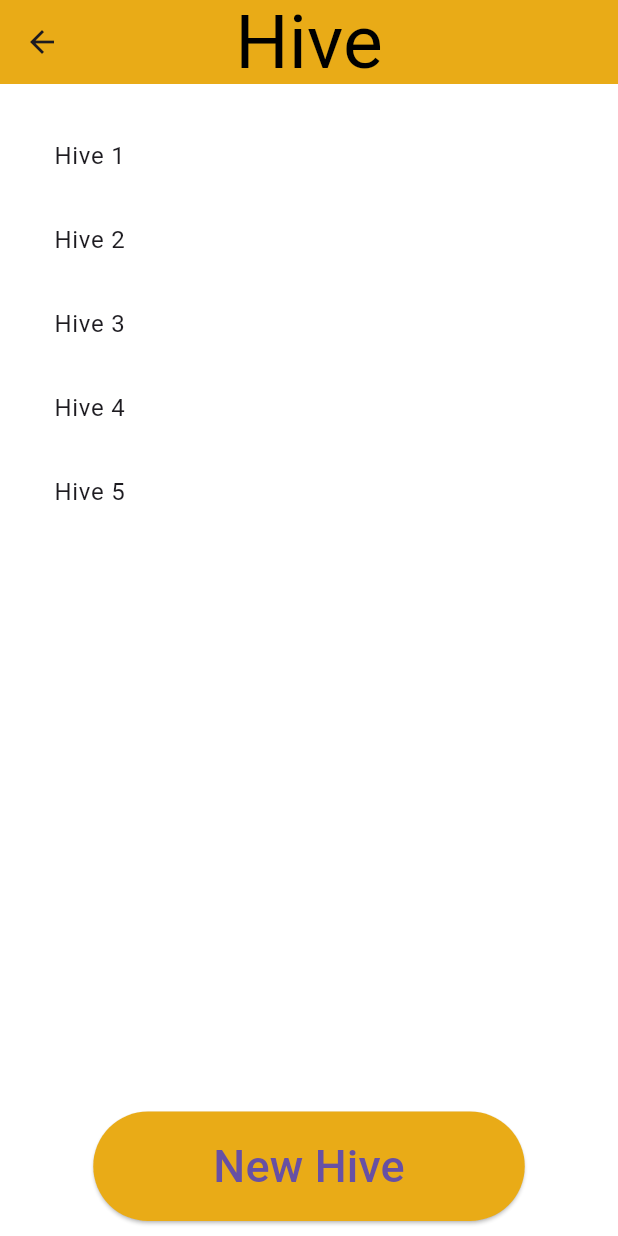
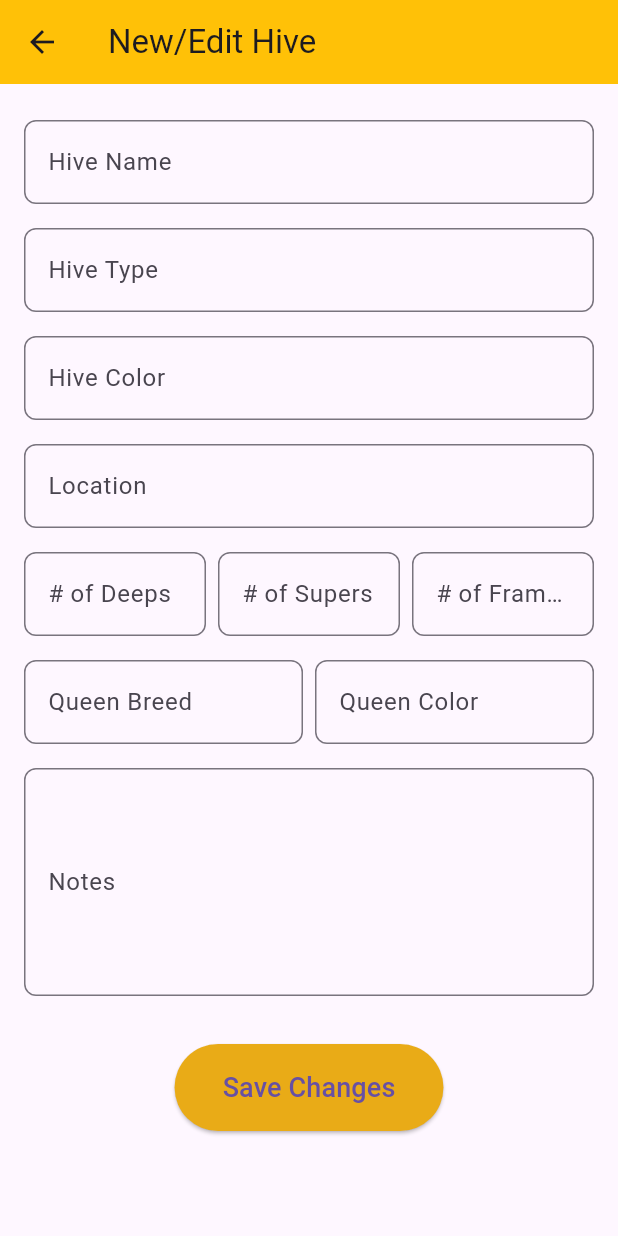
Before and after one commit to evearwen/BeeKeepr, a Flutter app: the Hives screen opened directly, after a tap on "New Hive", on a phone screen of 412 x 824 dp. Run offline on Flutter 3.47's test engine with Material 3 defaults, Android fonts, the phone set to English and light mode, and no system bars; generated files the repository leaves out were written again.

Commit message:
Edit hive

```diff
--- /dev/null
+++ b/bee_keepr_app/lib/src/Hive_Data/hive_edit.dart
@@ -0,0 +1,188 @@
+import 'package:flutter/material.dart';
+
+class HiveEdit extends StatefulWidget {
+  final String? hiveName;
+  final String? hiveType;
+  final String? hiveColor;
+  final String? location;
+  final int? numberOfDeeps;
+  final int? numberOfSupers;
+  final int? numberOfFrames;
+  final String? queenBreed;
+  final String? queenColor;
+  final String? notes;
+
+  const HiveEdit({
+    Key? key,
+    this.hiveName,
+    this.hiveType,
+    this.hiveColor,
+    this.location,
+    this.numberOfDeeps,
+    this.numberOfSupers,
+    this.numberOfFrames,
+    this.queenBreed,
+    this.queenColor,
+    this.notes,
+  }) : super(key: key);
+
+  @override
+  _HiveEditState createState() => _HiveEditState();
+}
+
+class _HiveEditState extends State<HiveEdit> {
+  final TextEditingController _hiveNameController = TextEditingController();
+  final TextEditingController _hiveTypeController = TextEditingController();
+  final TextEditingController _hiveColorController = TextEditingController();
+  final TextEditingController _locationController = TextEditingController();
+  final TextEditingController _numberOfDeepsController =
+      TextEditingController();
+  final TextEditingController _numberOfSupersController =
+      TextEditingController();
+  final TextEditingController _numberOfFramesController =
+      TextEditingController();
+  final TextEditingController _queenBreedController = TextEditingController();
+  final TextEditingController _queenColorController = TextEditingController();
+  final TextEditingController _notesController = TextEditingController();
+
+  @override
+  void initState() {
+    super.initState();
+    if (widget.hiveName != null) _hiveNameController.text = widget.hiveName!;
+    if (widget.hiveType != null) _hiveTypeController.text = widget.hiveType!;
+    if (widget.hiveColor != null) _hiveColorController.text = widget.hiveColor!;
+    if (widget.location != null) _locationController.text = widget.location!;
+    if (widget.numberOfDeeps != null)
+      _numberOfDeepsController.text = widget.numberOfDeeps.toString();
+    if (widget.numberOfSupers != null)
+      _numberOfSupersController.text = widget.numberOfSupers.toString();
+    if (widget.numberOfFrames != null)
+      _numberOfFramesController.text = widget.numberOfFrames.toString();
+    if (widget.queenBreed != null)
+      _queenBreedController.text = widget.queenBreed!;
+    if (widget.queenColor != null)
+      _queenColorController.text = widget.queenColor!;
+    if (widget.notes != null) _notesController.text = widget.notes!;
+  }
+
+  @override
+  Widget build(BuildContext context) {
+    return Scaffold(
+      appBar: AppBar(
+        title: const Text('New/Edit Hive'),
+        leading: IconButton(
+          icon: const Icon(Icons.arrow_back),
+          onPressed: () => Navigator.of(context).pop(),
+        ),
+        backgroundColor: Colors.amber,
+      ),
+      body: Padding(
+        padding: const EdgeInsets.all(16.0),
+        child: SingleChildScrollView(
+          child: Column(
+            crossAxisAlignment: CrossAxisAlignment.start,
+            children: [
+              _buildTextField(_hiveNameController, 'Hive Name'),
+              _buildTextField(_hiveTypeController, 'Hive Type'),
+              _buildTextField(_hiveColorController, 'Hive Color'),
+              _buildTextField(_locationController, 'Location'),
+              Row(
+                children: [
+                  Expanded(
+                      child: _buildTextField(
+                          _numberOfDeepsController, '# of Deeps',
+                          isNumber: true)),
+                  const SizedBox(width: 8.0),
+                  Expanded(
+                      child: _buildTextField(
+                          _numberOfSupersController, '# of Supers',
+                          isNumber: true)),
+                  const SizedBox(width: 8.0),
+                  Expanded(
+                      child: _buildTextField(
+                          _numberOfFramesController, '# of Frames',
+                          isNumber: true)),
+                ],
+              ),
+              Row(
+                children: [
+                  Expanded(
+                      child: _buildTextField(
+                          _queenBreedController, 'Queen Breed')),
+                  const SizedBox(width: 8.0),
+                  Expanded(
+                      child: _buildTextField(
+                          _queenColorController, 'Queen Color')),
+                ],
+              ),
+              _buildTextField(_notesController, 'Notes', maxLines: 5),
+              const SizedBox(height: 24.0),
+              Center(
+                child: ElevatedButton(
+                  style: ElevatedButton.styleFrom(
+                    backgroundColor: const Color(0xFFE9AB17),
+                    padding: const EdgeInsets.symmetric(
+                        horizontal: 32.0, vertical: 16.0),
+                  ),
+                  onPressed: _saveChanges,
+                  child: const Text('Save Changes',
+                      style: TextStyle(fontSize: 18.0)),
+                ),
+              ),
+            ],
+          ),
+        ),
+      ),
+    );
+  }
+
+  Widget _buildTextField(TextEditingController controller, String label,
+      {bool isNumber = false, int maxLines = 1}) {
+    return Padding(
+      padding: const EdgeInsets.symmetric(vertical: 8.0),
+      child: TextField(
+        controller: controller,
+        keyboardType: isNumber ? TextInputType.number : TextInputType.text,
+        maxLines: maxLines,
+        decoration: InputDecoration(
+          labelText: label,
+          border: OutlineInputBorder(
+            borderRadius: BorderRadius.circular(8.0),
+          ),
+        ),
+      ),
+    );
+  }
+
+  void _saveChanges() {
+    // Implement save functionality here
+    // Example: You could call a provider or pass the edited data back via Navigator.pop
+    Navigator.of(context).pop({
+      'hiveName': _hiveNameController.text,
+      'hiveType': _hiveTypeController.text,
+      'hiveColor': _hiveColorController.text,
+      'location': _locationController.text,
+      'numberOfDeeps': int.tryParse(_numberOfDeepsController.text) ?? 0,
+      'numberOfSupers': int.tryParse(_numberOfSupersController.text) ?? 0,
+      'numberOfFrames': int.tryParse(_numberOfFramesController.text) ?? 0,
+      'queenBreed': _queenBreedController.text,
+      'queenColor': _queenColorController.text,
+      'notes': _notesController.text,
+    });
+  }
+
+  @override
+  void dispose() {
+    _hiveNameController.dispose();
+    _hiveTypeController.dispose();
+    _hiveColorController.dispose();
+    _locationController.dispose();
+    _numberOfDeepsController.dispose();
+    _numberOfSupersController.dispose();
+    _numberOfFramesController.dispose();
+    _queenBreedController.dispose();
+    _queenColorController.dispose();
+    _notesController.dispose();
+    super.dispose();
+  }
+}
--- a/bee_keepr_app/lib/src/Hive_Data/hives.dart
+++ b/bee_keepr_app/lib/src/Hive_Data/hives.dart
@@ -1,5 +1,6 @@
 import 'package:flutter/material.dart';
 import 'package:bee_keepr_app/src/hive_data/hive_item.dart';
+import 'package:bee_keepr_app/src/hive_data/hive_edit.dart';
 
 class Hives extends StatefulWidget {
   const Hives({super.key});
@@ -9,7 +10,6 @@ class Hives extends StatefulWidget {
 }
 
 class _HivesState extends State<Hives> {
-  // List of hive titles (initially empty or with sample data)
   final List<String> hiveTitles = ['Hive 1', 'Hive 2', 'Hive 3', 'Hive 4'];
 
   void _addNewHive() {
@@ -80,7 +80,16 @@ class _HivesState extends State<Hives> {
             backgroundColor: const Color(0xFFE9AB17),
             padding: const EdgeInsets.symmetric(horizontal: 80, vertical: 15),
           ),
-          onPressed: _addNewHive,
+          onPressed: () async {
+            final result = await Navigator.push(
+              context,
+              MaterialPageRoute(builder: (context) => const HiveEdit()),
+            );
+            //! Will have to add a check to see if edit hive was called from Hives page or HiveItem
+            //! If its called from Hives Page we would run the below and pass in the title as input
+            //! Otherwise we want to edit the existing hive
+            _addNewHive();
+          },
           child: const Text("New Hive", style: TextStyle(fontSize: 30)),
         ),
       ),
```
